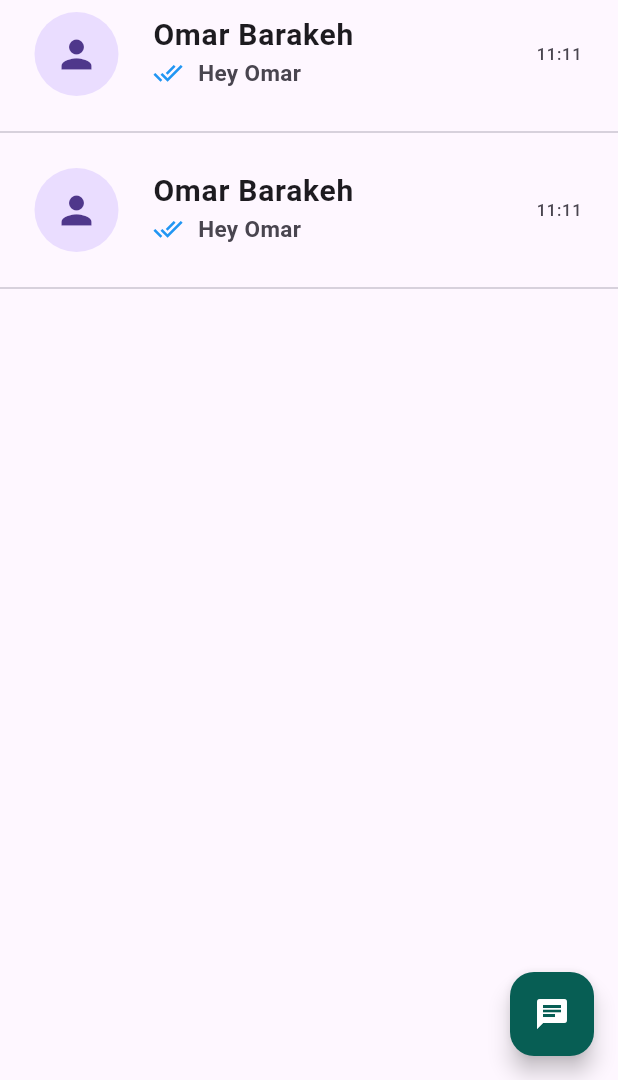
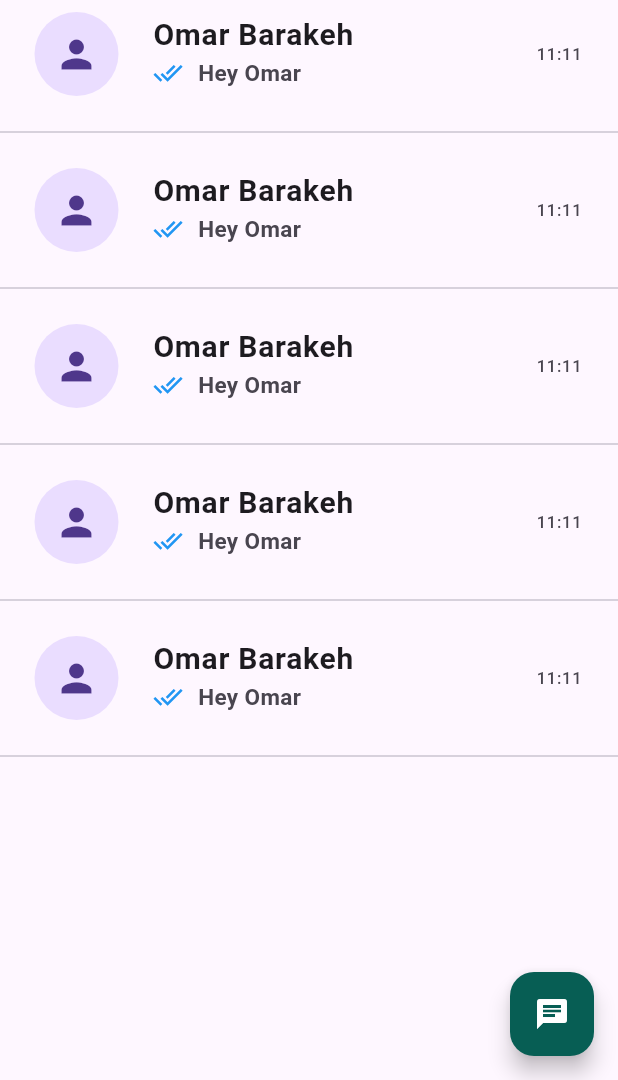
Before and after one commit to omar-albarakeh/chatapp, a Flutter app: the screen it shows after launch, on a phone screen of 412 x 824 dp, the part 156-1236 px from its top. Run offline on Flutter 3.47's test engine with Material 3 defaults, Android fonts, the phone set to English and light mode, and no system bars.

Commit message:
flutter <> listview updated

```diff
--- a/lib/CustomUI/CustomUI.dart
+++ b/lib/CustomUI/CustomUI.dart
@@ -1,7 +1,9 @@
+import 'package:chatbot/Model/ChatModel.dart';
 import 'package:flutter/material.dart';
 
 class CustomUI extends StatefulWidget {
-  const CustomUI({super.key});
+  const CustomUI({super.key,required this.chatModel});
+  final ChatModel chatModel;
 
   @override
   _CustomUIState createState() => _CustomUIState();
--- a/lib/Pages/ChatPage.dart
+++ b/lib/Pages/ChatPage.dart
@@ -57,11 +57,11 @@ class _ChatpageState extends State<Chatpage> {
         onPressed: (){},
         child: Icon(Icons.chat,color:Colors.white,),
       ),
-      body: ListView(
-        children: [
-          CustomUI(),
-          CustomUI(),
-        ],
+      body: ListView.builder(
+        itemCount: chats.length,
+        itemBuilder:(context,index)=>CustomUI(
+          chatModel:chats[index],
+        ) ,
       ),
     );
   }
```
